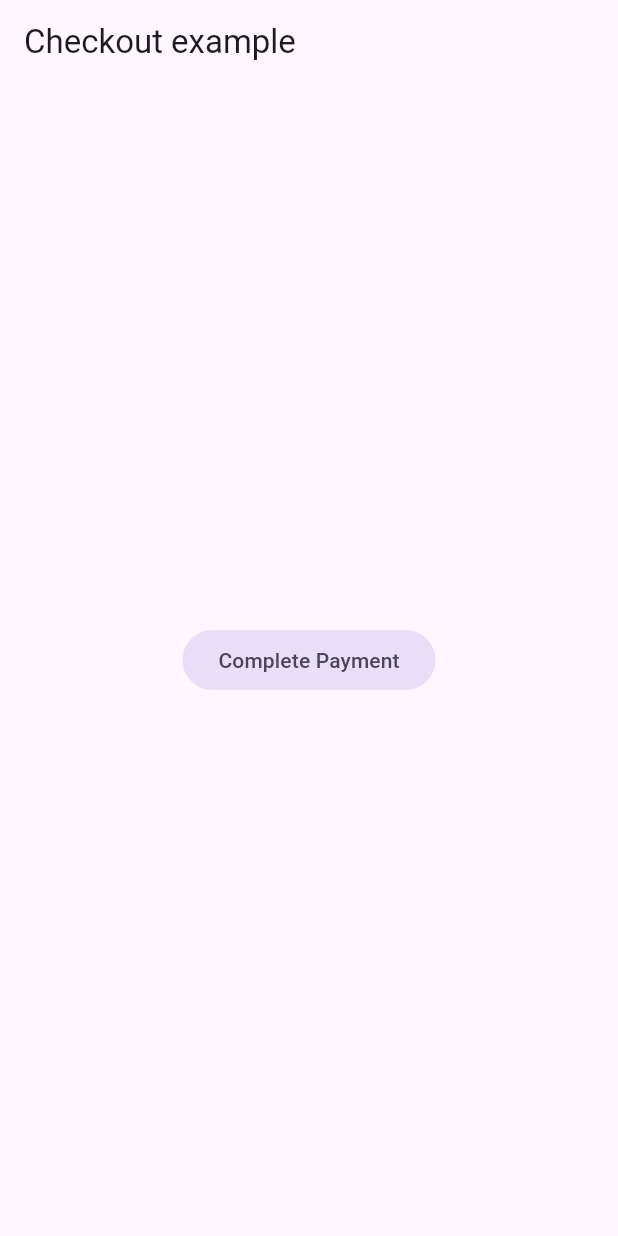
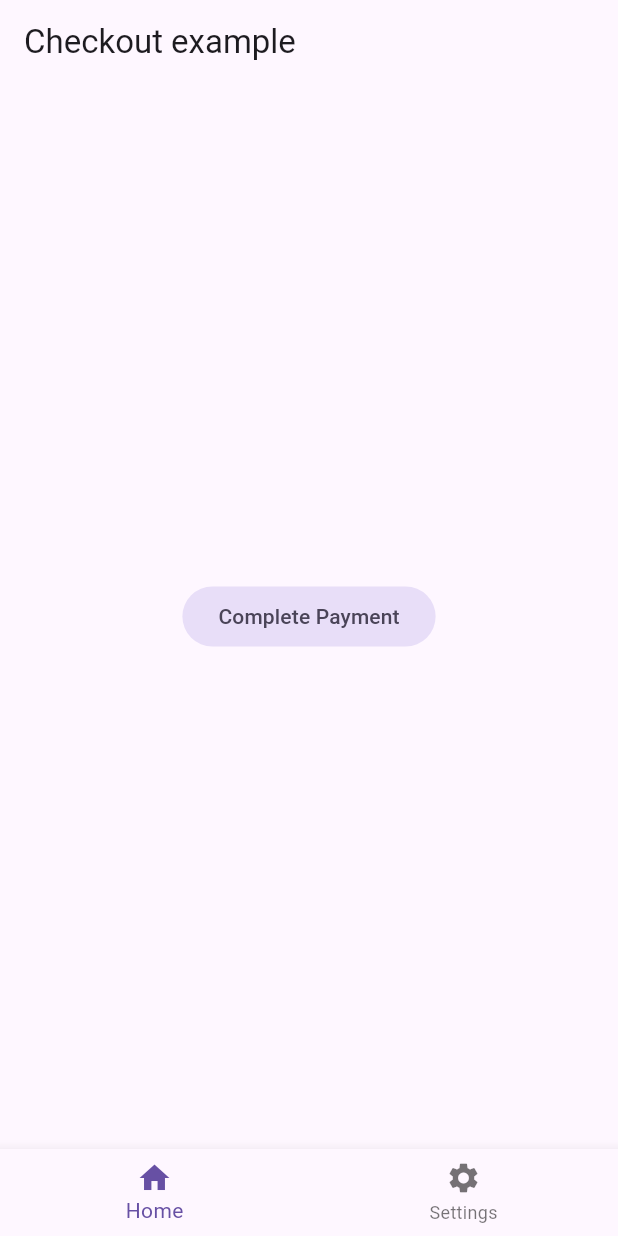
Before and after one commit to IntaSend/Flutter-SDK, a Flutter app: the screen it shows after launch, on a phone screen of 412 x 824 dp. Run offline on Flutter 3.47's test engine with Material 3 defaults, Android fonts, the phone set to English and light mode, and no system bars; our stand-ins replace webview_flutter.

Commit message:
Improved payment sheet

```diff
--- a/example/lib/main.dart
+++ b/example/lib/main.dart
@@ -36,9 +36,9 @@ class _HomePageState extends State<HomePage> {
       ),
       body: Center(
         child: FilledButton.tonal(
-          onPressed: () async{
+          onPressed: () async {
             // Initiating the Intasend checkout process when the button is pressed
-          await  FlutterIntasend.initCheckOut(
+            await FlutterIntasend.initCheckOut(
               context: context,
               isTest: true,
               publicKey: "ISPubKey_test_c319353e-ada9-41e6-a793-1a5ad8991e22",
@@ -46,6 +46,7 @@ class _HomePageState extends State<HomePage> {
               firstName: 'Test',
               lastName: 'User',
               email: 'jHbZt@example.com',
+              height: MediaQuery.of(context).size.height * 0.95,
               amount: 15,
               borderRadius: 16.0,
               // Callback function for processing status
@@ -75,6 +76,18 @@ class _HomePageState extends State<HomePage> {
           child: const Text("Complete Payment"),
         ),
       ),
+      bottomNavigationBar: BottomNavigationBar(
+        items: const [
+          BottomNavigationBarItem(
+            icon: Icon(Icons.home),
+            label: 'Home',
+          ),
+          BottomNavigationBarItem(
+            icon: Icon(Icons.settings),
+            label: 'Settings',
+          )
+        ],
+      ),
     );
   }
 }
--- a/lib/src/flutter_intasend.dart
+++ b/lib/src/flutter_intasend.dart
@@ -37,6 +37,9 @@ class FlutterIntasend {
         isDismissible: true,
         enableDrag: false,
         isScrollControlled: true,
+        shape: RoundedRectangleBorder(
+          borderRadius: BorderRadius.circular(borderRadius ?? 16.0),
+        ),
         constraints: BoxConstraints.expand(
             height: height ?? MediaQuery.of(context).size.height * 0.95),
         builder: (BuildContext context) {
```
Also changed, not shown: lib/src/checkout/widgets/checkout_modal.dart (+9 -7 lines).
